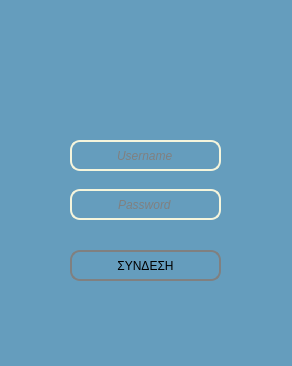
Above: untitled.ui from hwarang098tkd/Axion_Peiraia_PyQt_DesktopApp before the change. Below: the same form after it.
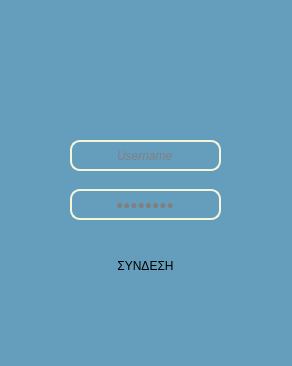
That is the form after the change. Icons and pictures are not drawn.

Commit message: login window fixed ui v2

What changed in the file:
```diff
--- a/untitled.ui
+++ b/untitled.ui
@@ -455,8 +455,7 @@
     </property>
     <property name="styleSheet">
      <string notr="true">QPushButton {
-	background-color: '#BC986A';
- 	border: 2px solid gray;
+	background-color: '#1db954';
  	border-radius: 10px;
 }</string>
     </property>
@@ -523,6 +522,9 @@
     <property name="text">
      <string>Password</string>
     </property>
+    <property name="echoMode">
+     <enum>QLineEdit::PasswordEchoOnEdit</enum>
+    </property>
     <property name="alignment">
      <set>Qt::AlignCenter</set>
     </property>
```
The commit also changes 2 other files.
